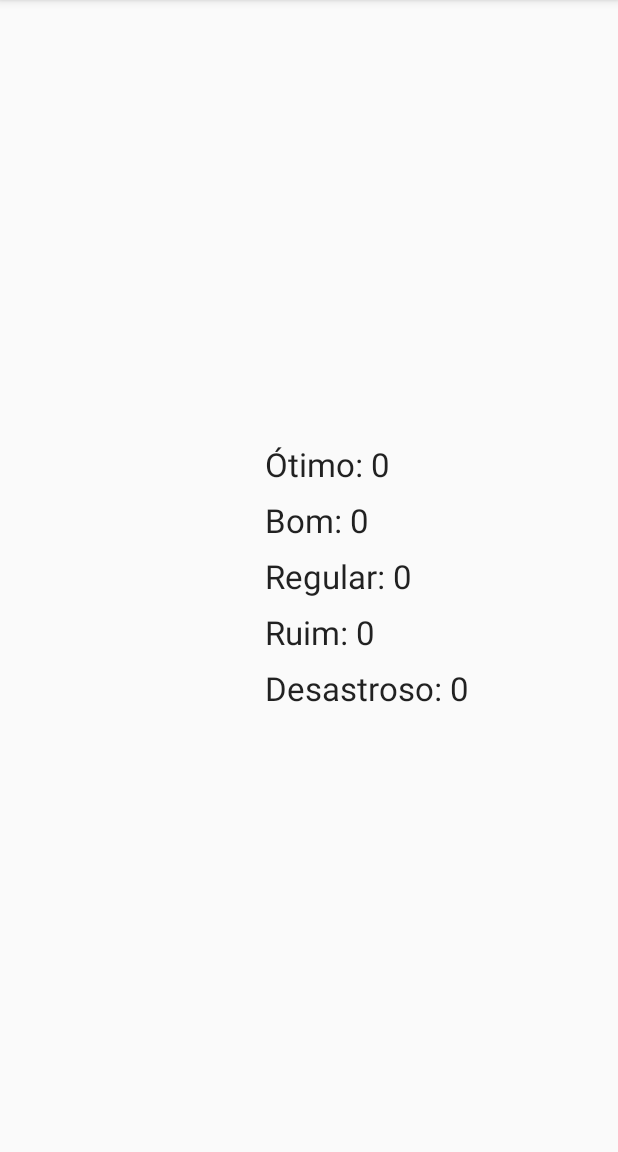
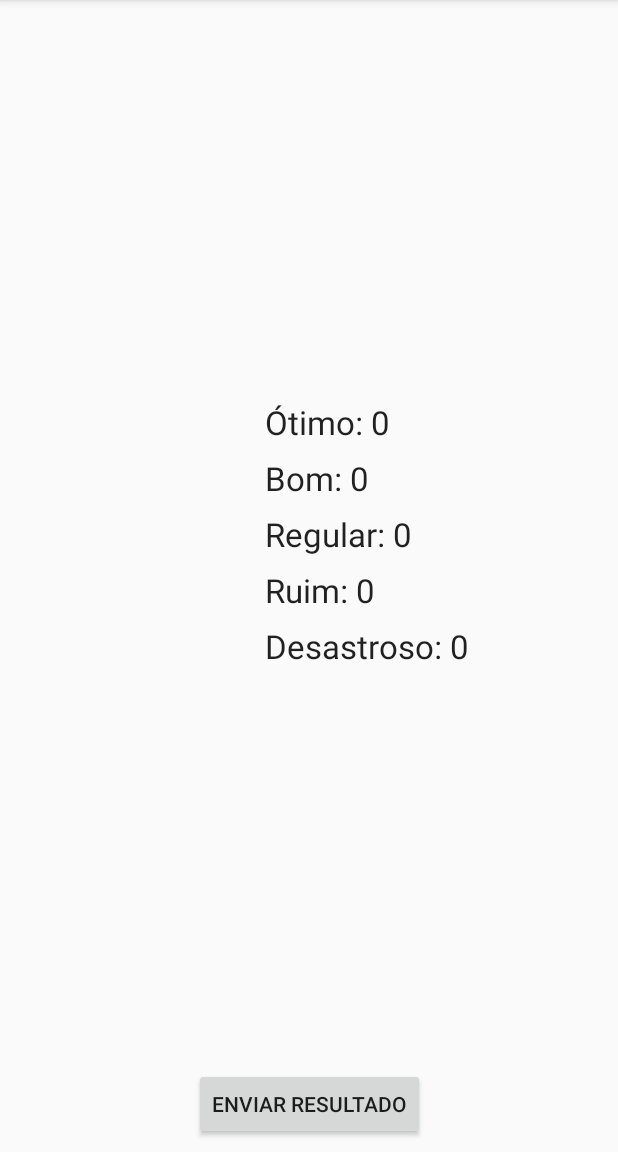
Before and after one commit to MobileTeacher/FundamentosAndroid, an Android app: the screen it shows after launch (ResultActivity), after a tap on "ENCERRAR", on a phone screen of 412 x 824 dp, the part 84-1236 px from its top. Run offline under Robolectric (Android 15) with nearby library versions, the phone set to English and light mode, and no system bars; 1 other tap on this screen came first.

Commit message:
trying to send results to email

```diff
--- a/EverydayPoll/app/src/main/java/br/edu/infnet/everydaypoll/Constants.kt
+++ b/EverydayPoll/app/src/main/java/br/edu/infnet/everydaypoll/Constants.kt
@@ -5,3 +5,6 @@ const val CHOICE1_EXTRA = "choice1"
 const val CHOICE2_EXTRA = "choice2"
 const val CHOICE3_EXTRA = "choice3"
 const val CHOICE4_EXTRA = "choice4"
+
+const val ADDRESSES_EXTRA = "addresses"
+const val QUESTION_EXTRA = "question"
--- a/EverydayPoll/app/src/main/java/br/edu/infnet/everydaypoll/PollActivity.kt
+++ b/EverydayPoll/app/src/main/java/br/edu/infnet/everydaypoll/PollActivity.kt
@@ -5,45 +5,80 @@ import android.support.v7.app.AppCompatActivity
 import android.os.Bundle
 import android.widget.Toast
 import kotlinx.android.synthetic.main.activity_poll.*
+import kotlinx.android.synthetic.main.activity_result.*
 
 class PollActivity : AppCompatActivity() {
 
-    val votes = mutableListOf<Int>(0, 0, 0, 0, 0)
+    val NOT_SELECTED = -1
+    val votes = mutableMapOf<String, Int>()
+
+    val choicesCount: List<Int>
+    get() {
+        val choicesCount = mutableListOf(0, 0, 0, 0, 0)
+        for ( (key, value) in votes){
+            choicesCount[value] += 1
+        }
+        return  choicesCount
+    }
+
     override fun onCreate(savedInstanceState: Bundle?) {
         super.onCreate(savedInstanceState)
         setContentView(R.layout.activity_poll)
 
+        setUpListeners()
+    }
 
+    fun setUpListeners(){
         answer_button.setOnClickListener {
-            val selectedOptionId = poll_options_radiogroup.checkedRadioButtonId
+            if (email_edittext.text.isNotEmpty()){
+                val selectedOptionId = poll_options_radiogroup.checkedRadioButtonId
+                if (selectedOptionId != NOT_SELECTED){
+                    saveChoice(selectedOptionId)
+                    //limpa o campo de email
+                    email_edittext.setText("")
+                    //limpa a escolha
+                    poll_options_radiogroup.clearCheck()
+                    Toast.makeText(this, "Resposta gravada!", Toast.LENGTH_LONG).show()
+                } else {
+                    Toast.makeText(this, "Selecione uma resposta!", Toast.LENGTH_LONG).show()
+                }
+            } else {
+                email_edittext.error = "Campo obrigatório"
+            }
 
-            when(selectedOptionId){
-                R.id.choice0 -> votes[0] += 1
-                R.id.choice1 -> votes[1] += 1
-                R.id.choice2 -> votes[2] += 1
-                R.id.choice3 -> votes[3] += 1
-                R.id.choice4 -> votes[4] += 1
-            }
-            //limpa o campo de email
-            email_edittext.setText("")
-            //limpa a escolha
-            poll_options_radiogroup.clearCheck()
-
-            Toast.makeText(this, "Resposta gravada!", Toast.LENGTH_LONG).show()
         }
 
         end_button.setOnClickListener {
             //abrir a tela de resultados
             val resultIntent = Intent(this, ResultActivity::class.java)
 
-            resultIntent.putExtra(CHOICE0_EXTRA, votes[0])
-            resultIntent.putExtra(CHOICE1_EXTRA, votes[1])
-            resultIntent.putExtra(CHOICE2_EXTRA, votes[2])
-            resultIntent.putExtra(CHOICE3_EXTRA, votes[3])
-            resultIntent.putExtra(CHOICE4_EXTRA, votes[4])
+
+            resultIntent.putExtra(CHOICE0_EXTRA, choicesCount[0])
+            resultIntent.putExtra(CHOICE1_EXTRA, choicesCount[1])
+            resultIntent.putExtra(CHOICE2_EXTRA, choicesCount[2])
+            resultIntent.putExtra(CHOICE3_EXTRA, choicesCount[3])
+            resultIntent.putExtra(CHOICE4_EXTRA, choicesCount[4])
+
+
+
+            resultIntent.putExtra(QUESTION_EXTRA,  question_textview.text)
+            resultIntent.putExtra(ADDRESSES_EXTRA, votes.keys.toTypedArray())
 
 
             startActivity(resultIntent)
         }
     }
+
+    fun saveChoice(selectedOptionId: Int){
+        val currentEmail = email_edittext.text.toString()
+        votes[currentEmail] = when(selectedOptionId){
+            R.id.choice0 -> 0
+            R.id.choice1 -> 1
+            R.id.choice2 -> 2
+            R.id.choice3 -> 3
+            R.id.choice4 -> 4
+            else -> NOT_SELECTED
+        }
+
+    }
 }
--- a/EverydayPoll/app/src/main/res/layout/activity_poll.xml
+++ b/EverydayPoll/app/src/main/res/layout/activity_poll.xml
@@ -7,7 +7,7 @@
     tools:context=".PollActivity">
 
     <TextView
-        android:id="@+id/choice0_result_textview"
+        android:id="@+id/question_textview"
         android:layout_width="0dp"
         android:layout_height="wrap_content"
         android:layout_marginEnd="8dp"
@@ -33,7 +33,7 @@
         android:layout_marginTop="8dp"
         app:layout_constraintBottom_toTopOf="@+id/answer_button"
         app:layout_constraintStart_toStartOf="parent"
-        app:layout_constraintTop_toBottomOf="@+id/choice0_result_textview">
+        app:layout_constraintTop_toBottomOf="@+id/question_textview">
 
         <RadioButton
             android:id="@+id/choice0"
--- a/EverydayPoll/app/src/main/res/layout/activity_result.xml
+++ b/EverydayPoll/app/src/main/res/layout/activity_result.xml
@@ -64,7 +64,21 @@
         android:layout_marginTop="8dp"
         android:text="TextView"
         android:textAppearance="@style/TextAppearance.AppCompat.Large"
-        app:layout_constraintBottom_toBottomOf="parent"
+        app:layout_constraintBottom_toTopOf="@+id/send_button"
         app:layout_constraintStart_toStartOf="@+id/choice3_result_textview"
         app:layout_constraintTop_toBottomOf="@+id/choice3_result_textview" />
+
+    <Button
+        android:id="@+id/send_button"
+        android:layout_width="wrap_content"
+        android:layout_height="wrap_content"
+        android:layout_marginBottom="8dp"
+        android:layout_marginEnd="8dp"
+        android:layout_marginLeft="8dp"
+        android:layout_marginRight="8dp"
+        android:layout_marginStart="8dp"
+        android:text="Enviar Resultado"
+        app:layout_constraintBottom_toBottomOf="parent"
+        app:layout_constraintEnd_toEndOf="parent"
+        app:layout_constraintStart_toStartOf="parent" />
 </android.support.constraint.ConstraintLayout>
```
Also changed, not shown: EverydayPoll/app/src/main/java/br/edu/infnet/everydaypoll/ResultActivity.kt (+41 -0 lines).
